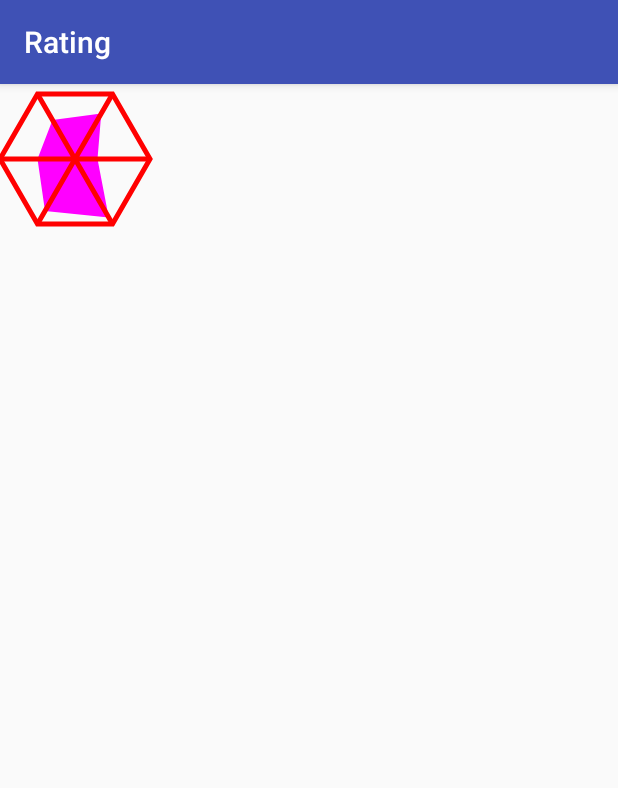
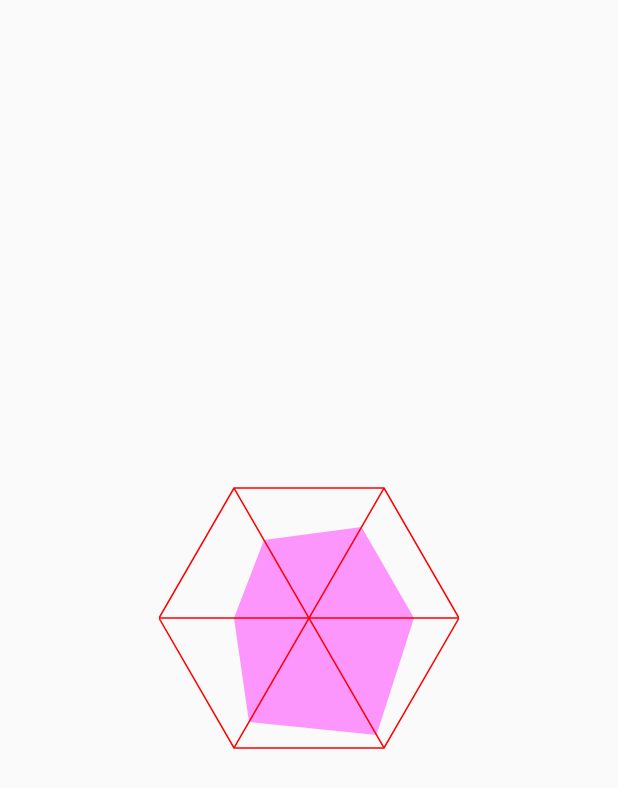
Before and after one commit to liaofuyou/Rating-Demo, an Android app: the screen it shows after launch (MainActivity), on a phone screen of 412 x 824 dp. Shown: the top 788 px of the screen. Run offline under Robolectric (Android 15) with nearby library versions, the phone set to English and light mode, and no system bars.

```diff
--- a/app/src/main/java/me/ajax/rating/RatingView.java
+++ b/app/src/main/java/me/ajax/rating/RatingView.java
@@ -16,7 +16,7 @@ public class RatingView extends View {
 
     int borderCount = 6; //边数量
 
-    float radius = 50f;
+    float radius = dp(100);
 
     Paint borderPaint = new Paint();
     Paint ratingPaint = new Paint();
@@ -27,7 +27,7 @@ public class RatingView extends View {
 
     float parAngle = 0;
 
-    float[] ratings = new float[]{0.3f, 0.9f, 0.8f, 0.5f, 0.6f, 0.7f};
+    float[] ratings = new float[]{0.7f, 0.9f, 0.8f, 0.5f, 0.6f, 0.7f};
 
     public RatingView(Context context) {
         super(context);
@@ -47,13 +47,36 @@ public class RatingView extends View {
     void init() {
 
         borderPaint.setColor(0xFFFF0000);
-        borderPaint.setStrokeWidth(5);
+        borderPaint.setStrokeWidth(dp(1));
         borderPaint.setStyle(Paint.Style.STROKE);
-        ratingPaint.setColor(0xFFFF00FF);
+        ratingPaint.setColor(0x66FF00FF);
 
-        radius = radius * getResources().getDisplayMetrics().density;
+    }
+
+    @Override
+    protected void onDraw(Canvas canvas) {
+        super.onDraw(canvas);
+
+        int width = getMeasuredWidth();
+        int height = getMeasuredHeight();
+
+        canvas.save();
+        canvas.translate(width / 2, height / 2);
 
         parAngle = 360 / borderCount;
+
+        //绘制评分内容
+        for (int i = 0; i < borderCount; i++) {
+
+            float x = getXFromPolar(radius * ratings[i], i * parAngle);
+            float y = getYFromPolar(radius * ratings[i], i * parAngle);
+
+            if (i == 0) ratingPath.moveTo(x, y);
+            ratingPath.lineTo(x, y);
+        }
+        canvas.drawPath(ratingPath, ratingPaint);
+
+
         for (int i = 0; i < borderCount; i++) {
 
             float x = getXFromPolar(radius, i * parAngle);
@@ -68,26 +91,6 @@ public class RatingView extends View {
             axlePath.lineTo(x, y);
         }
         borderLinePath.close();
-    }
-
-    @Override
-    protected void onDraw(Canvas canvas) {
-        super.onDraw(canvas);
-
-
-        canvas.translate(radius, radius);
-
-
-        //绘制评分内容
-        for (int i = 0; i < borderCount; i++) {
-
-            float x = getXFromPolar(radius * ratings[i], i * parAngle);
-            float y = getYFromPolar(radius * ratings[i], i * parAngle);
-
-            if (i == 0) ratingPath.moveTo(x, y);
-            ratingPath.lineTo(x, y);
-        }
-        canvas.drawPath(ratingPath, ratingPaint);
 
         //绘制外边框
         canvas.drawPath(borderLinePath, borderPaint);
@@ -95,6 +98,8 @@ public class RatingView extends View {
         canvas.drawPath(axlePath, borderPaint);
 
         //canvas.drawCircle(0, 0, 20, borderPaint);
+
+        canvas.restore();
     }
 
     /**
@@ -110,4 +115,8 @@ public class RatingView extends View {
     float getYFromPolar(float p, float angle) {
         return (float) (p * Math.sin(Math.PI * angle / 180));
     }
+
+    float dp(int dp) {
+        return dp * getResources().getDisplayMetrics().density;
+    }
 }
--- a/app/src/main/res/layout/activity_main.xml
+++ b/app/src/main/res/layout/activity_main.xml
@@ -4,9 +4,16 @@
     xmlns:tools="http://schemas.android.com/tools"
     android:layout_width="match_parent"
     android:layout_height="match_parent"
+
     tools:context="me.ajax.rating.MainActivity">
 
-    <me.ajax.rating.RatingView
-        android:layout_width="200dp"
-        android:layout_height="200dp" />
+    <RelativeLayout
+        android:layout_width="match_parent"
+        android:layout_height="match_parent"
+        android:gravity="center">
+
+        <me.ajax.rating.RatingView
+            android:layout_width="200dp"
+            android:layout_height="200dp" />
+    </RelativeLayout>
 </android.support.constraint.ConstraintLayout>
--- a/app/src/main/res/values/colors.xml
+++ b/app/src/main/res/values/colors.xml
@@ -1,6 +1,6 @@
 <?xml version="1.0" encoding="utf-8"?>
 <resources>
-    <color name="colorPrimary">#3F51B5</color>
-    <color name="colorPrimaryDark">#303F9F</color>
-    <color name="colorAccent">#FF4081</color>
+    <color name="colorPrimary">#FFFFFF</color>
+    <color name="colorPrimaryDark">#FFFFFF</color>
+    <color name="colorAccent">#FFFFFF</color>
 </resources>
--- a/app/src/main/res/values/styles.xml
+++ b/app/src/main/res/values/styles.xml
@@ -1,7 +1,7 @@
 <resources>
 
     <!-- Base application theme. -->
-    <style name="AppTheme" parent="Theme.AppCompat.Light.DarkActionBar">
+    <style name="AppTheme" parent="Theme.AppCompat.Light.NoActionBar">
         <!-- Customize your theme here. -->
         <item name="colorPrimary">@color/colorPrimary</item>
         <item name="colorPrimaryDark">@color/colorPrimaryDark</item>
```
Also changed, not shown: 3 other files.
